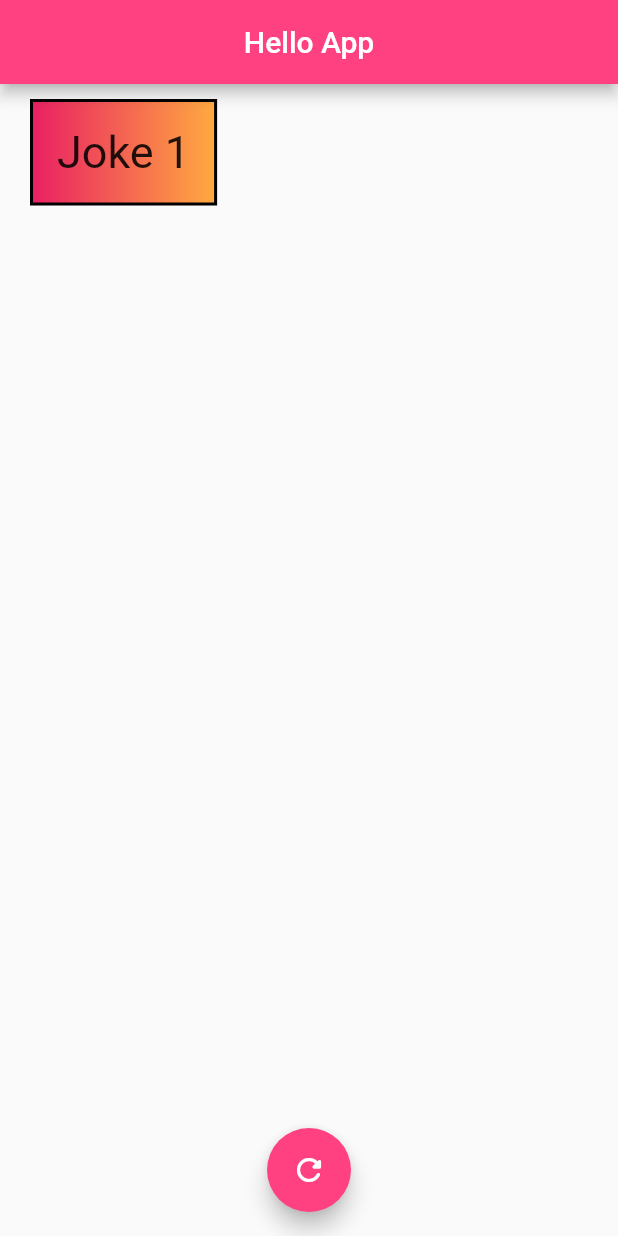
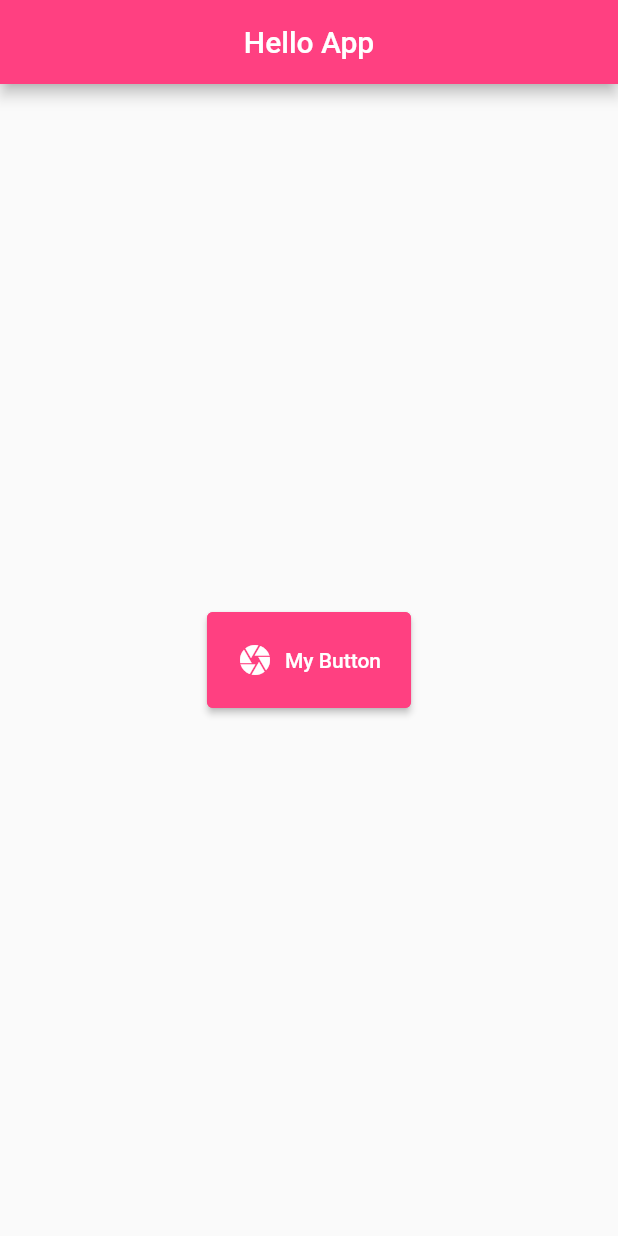
Before and after one commit to ShourovRoy/flutter_hello_world, a Flutter app: the screen it shows after launch, on a phone screen of 412 x 824 dp. Run offline on Flutter 3.47's test engine with Material 2 defaults, Android fonts, the phone set to English and light mode, and no system bars.

Commit message:
Button and Style

```diff
--- a/lib/main.dart
+++ b/lib/main.dart
@@ -4,38 +4,7 @@ void main() {
   runApp(MyApp());
 }
 
-class MyApp extends StatefulWidget {
-  const MyApp({Key? key}) : super(key: key);
-
-  @override
-  _MyAppState createState() => _MyAppState();
-}
-
-class _MyAppState extends State<MyApp> {
-  var count;
-
-  List<String> jokes = [
-    "Joke 1",
-    "Joke 2",
-    "Joke 3",
-  ];
-
-  @override
-  void initState() {
-    super.initState();
-    count = 0;
-  }
-
-  void getAnotherJoke() {
-    setState(() {
-      if (count == (jokes.length - 1)) {
-        count = 0;
-      } else {
-        count++;
-      }
-    });
-  }
-
+class MyApp extends StatelessWidget {
   @override
   Widget build(BuildContext context) {
     return MaterialApp(
@@ -43,35 +12,25 @@ class _MyAppState extends State<MyApp> {
       title: "Jokes App",
       home: Scaffold(
         appBar: AppBar(
-          title: Text("Hello App"),
+          title: const Text("Hello App"),
           centerTitle: true,
           backgroundColor: Colors.pinkAccent,
         ),
-        body: Container(
-          margin: EdgeInsets.symmetric(
-            horizontal: 20.0,
-            vertical: 10.0,
-          ),
-          padding: EdgeInsets.all(16.0),
-          decoration: BoxDecoration(
-            color: Colors.pinkAccent,
-            border: Border.all(
-              color: Colors.black,
-              width: 2.0,
+        body: Center(
+          child: ElevatedButton.icon(
+            onPressed: () {},
+            icon: Icon(Icons.camera),
+            label: Text("My Button"),
+            style: ElevatedButton.styleFrom(
+              primary: Colors.pinkAccent,
+              padding: const EdgeInsets.all(20.0),
+              side: BorderSide(
+                color: Colors.pinkAccent,
+                width: 3.0
+              )
             ),
-            gradient: LinearGradient(colors: [Colors.pink, Colors.orangeAccent])
-          ),
-          child: Text(
-            "${jokes[count]}",
-            style: TextStyle(fontSize: 30.0),
           ),
         ),
-        floatingActionButton: FloatingActionButton(
-          onPressed: this.getAnotherJoke,
-          child: Icon(Icons.refresh_rounded),
-          backgroundColor: Colors.pinkAccent,
-        ),
-        floatingActionButtonLocation: FloatingActionButtonLocation.centerFloat,
       ),
     );
   }
```
